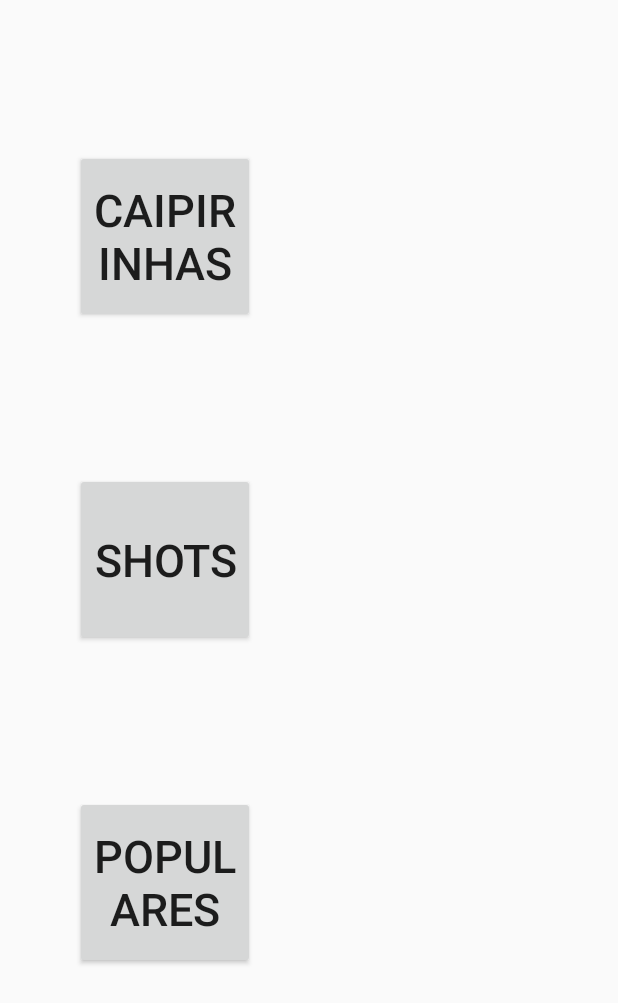
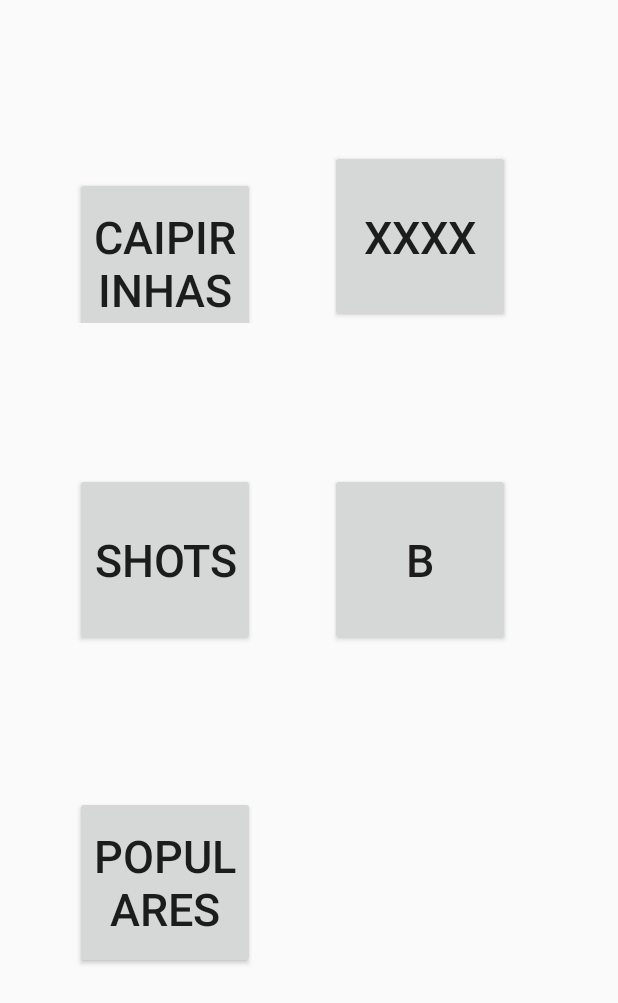
Before and after one commit to tuioliveira/DrinkEz, an Android app built with Jetpack Compose: the layout activity_drinkk.xml on its own in the app's theme, with its tools: preview values and no code run, on a phone screen of 412 x 824 dp. Shown: the top 1003 px of the screen. Run offline under Robolectric (Android 15) with nearby library versions, the phone set to English and light mode, and no system bars.

Commit message:
added other linear layout in horizontal

```diff
--- a/app/src/main/res/layout/activity_drinkk.xml
+++ b/app/src/main/res/layout/activity_drinkk.xml
@@ -4,22 +4,54 @@
     android:layout_height="match_parent"
     android:orientation="vertical">
 
+    <LinearLayout
+        android:layout_width="wrap_content"
+        android:layout_height="wrap_content"
+        android:orientation="horizontal">
+
         <Button
-        android:id="@+id/caipirinhas"
+            android:id="@+id/caipirinha"
             android:layout_width="120dp"
             android:layout_height="115dp"
             android:layout_marginTop="100dp"
             android:layout_marginStart="50dp"
             android:text="@string/caipirinhas"
             android:textSize="30sp" />
+
+        <Button
+            android:id="@+id/a"
+            android:layout_width="120dp"
+            android:layout_height="115dp"
+            android:layout_marginTop="100dp"
+            android:layout_marginStart="50dp"
+            android:text="xxxx"
+            android:textSize="30sp" />
+
+    </LinearLayout>
+
+    <LinearLayout
+        android:layout_width="wrap_content"
+        android:layout_height="wrap_content"
+        android:layout_marginTop="100dp"
+        android:layout_marginStart="50dp"
+        android:orientation="horizontal">
+
         <Button
             android:id="@+id/shots"
             android:layout_width="120dp"
             android:layout_height="115dp"
-        android:layout_marginTop="100dp"
-        android:layout_marginStart="50dp"
             android:text="@string/shots"
             android:textSize="30sp" />
+
+        <Button
+            android:id="@+id/b"
+            android:layout_width="120dp"
+            android:layout_height="115dp"
+            android:layout_marginStart="50dp"
+            android:text="b"
+            android:textSize="30sp" />
+
+    </LinearLayout>
 
     <Button
         android:id="@+id/famous"
@@ -31,5 +63,4 @@
         android:textSize="30sp" />
 
 
-
 </LinearLayout>
```
Lines whose indentation alone changed are shown as unchanged.
